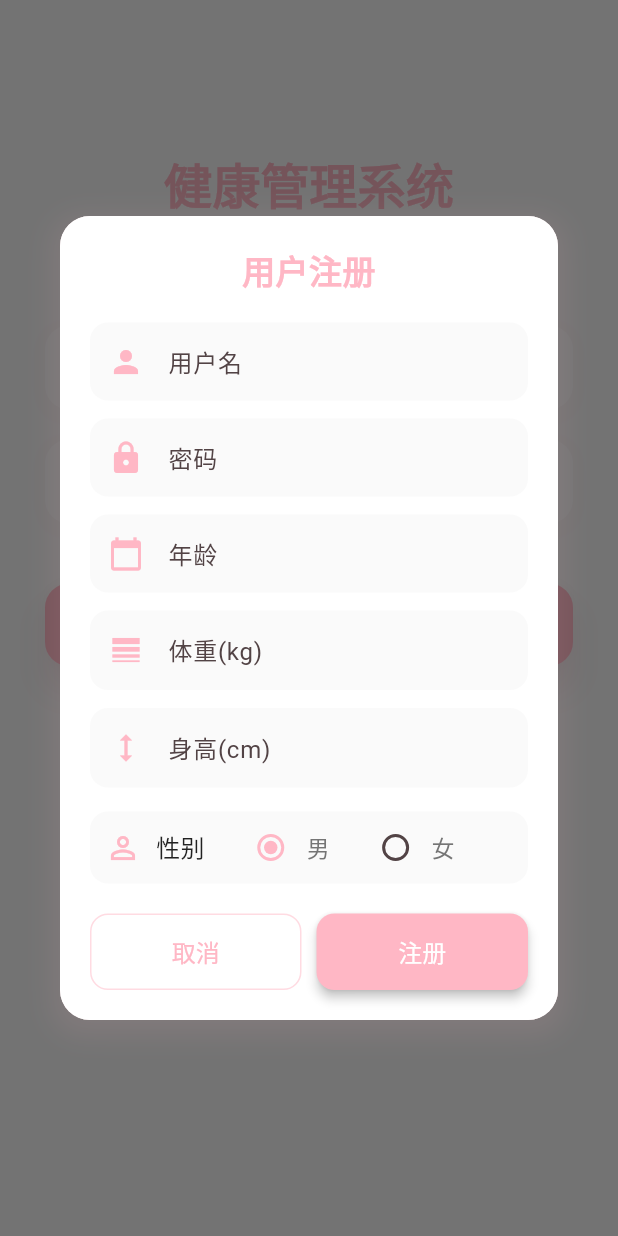
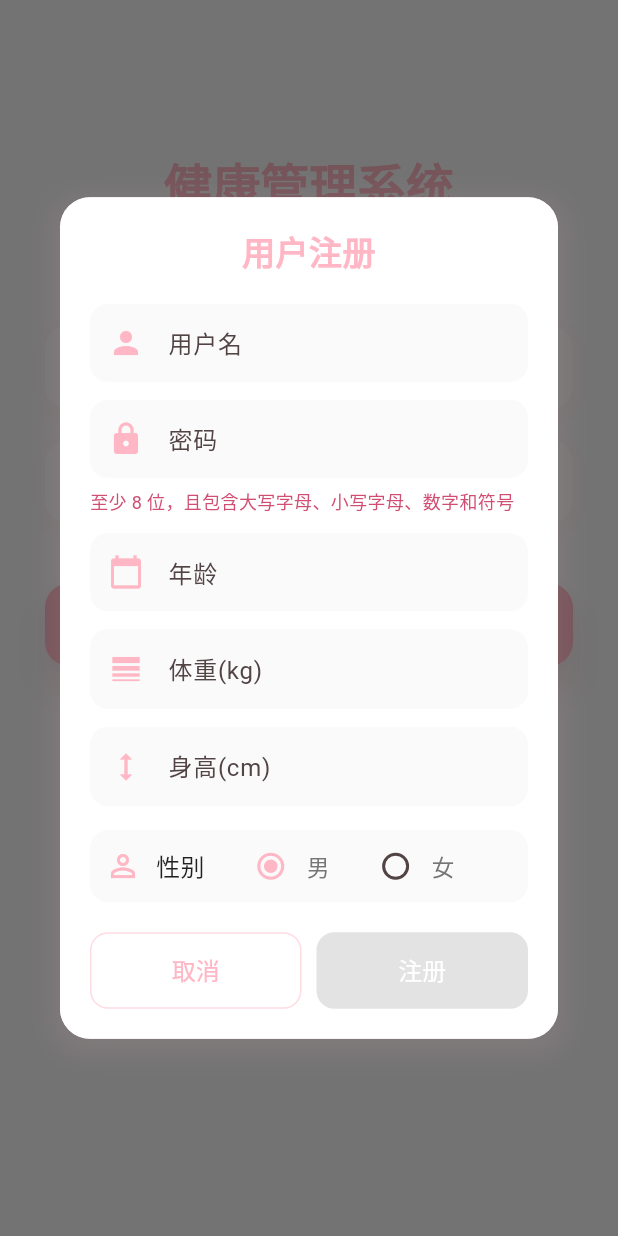
Before and after one commit to miman654/physio_health_system, a Flutter app: the screen it shows after launch, after a tap on "立即注册", on a phone screen of 412 x 824 dp. Run offline on Flutter 3.47's test engine with Material 3 defaults, Android fonts, the phone set to English and light mode, and no system bars; our stand-ins replace dio, fl_chart, get, permission_handler, shared_preferences, url_strategy.

Commit message:
前后端增加密码校验功能

```diff
--- a/frontend/lib/pages/login_page.dart
+++ b/frontend/lib/pages/login_page.dart
@@ -20,6 +20,41 @@ class LoginPage extends StatelessWidget {
   final TextEditingController usernameCtrl = TextEditingController(text: "");
   final TextEditingController pwdCtrl = TextEditingController(text: "");
 
+  List<String> _passwordRuleIssues(String password) {
+    final issues = <String>[];
+
+    if (password.length < 8) {
+      issues.add("长度至少 8 位");
+    }
+    if (!RegExp(r'[A-Z]').hasMatch(password)) {
+      issues.add("大写字母");
+    }
+    if (!RegExp(r'[a-z]').hasMatch(password)) {
+      issues.add("小写字母");
+    }
+    if (!RegExp(r'\d').hasMatch(password)) {
+      issues.add("数字");
+    }
+    if (!RegExp(r'[^\w\s]').hasMatch(password)) {
+      issues.add("符号");
+    }
+
+    return issues;
+  }
+
+  String _passwordRuleHint(String password) {
+    if (password.isEmpty) {
+      return "至少 8 位，且包含大写字母、小写字母、数字和符号";
+    }
+
+    final issues = _passwordRuleIssues(password);
+    if (issues.isEmpty) {
+      return "密码强度符合要求";
+    }
+
+    return "缺少：${issues.join('、')}";
+  }
+
   // 显示注册弹窗（优化样式，主题色改为#FFB7C5）
   void _showRegisterDialog() {
     final TextEditingController regNameCtrl = TextEditingController();
@@ -30,7 +65,19 @@ class LoginPage extends StatelessWidget {
     final RxString selectedGender = "男".obs; // 默认选择男性
 
     Get.dialog(
-      Dialog(
+      Obx(() {
+        final isLoading = authController.isLoading.value;
+
+        return StatefulBuilder(
+          builder: (context, setState) {
+            final passwordText = regPwdCtrl.text.trim();
+            final passwordIssues = _passwordRuleIssues(passwordText);
+            final passwordHint = _passwordRuleHint(passwordText);
+            final canSubmit = !isLoading &&
+                regNameCtrl.text.trim().isNotEmpty &&
+                passwordIssues.isEmpty;
+
+            return Dialog(
               shape: RoundedRectangleBorder(
                 borderRadius: BorderRadius.circular(20),
               ),
@@ -70,6 +117,7 @@ class LoginPage extends StatelessWidget {
                       // 用户名
                       TextField(
                         controller: regNameCtrl,
+                        onChanged: (_) => setState(() {}),
                         decoration: InputDecoration(
                           labelText: "用户名",
                           hintText: "请输入注册用户名",
@@ -91,6 +139,7 @@ class LoginPage extends StatelessWidget {
                       TextField(
                         controller: regPwdCtrl,
                         obscureText: true,
+                        onChanged: (_) => setState(() {}),
                         decoration: InputDecoration(
                           labelText: "密码",
                           hintText: "请输入注册密码",
@@ -106,6 +155,21 @@ class LoginPage extends StatelessWidget {
                               horizontal: 16, vertical: 14),
                         ),
                       ),
+                      const SizedBox(height: 8),
+                      Align(
+                        alignment: Alignment.centerLeft,
+                        child: Text(
+                          passwordHint,
+                          style: TextStyle(
+                            color: passwordIssues.isEmpty &&
+                                    passwordText.isNotEmpty
+                                ? const Color(0xff1d9d72)
+                                : const Color(0xffd14d72),
+                            fontSize: 12,
+                            height: 1.3,
+                          ),
+                        ),
+                      ),
                       const SizedBox(height: 12),
 
                       // 年龄
@@ -116,7 +180,8 @@ class LoginPage extends StatelessWidget {
                           labelText: "年龄",
                           hintText: "请输入年龄",
                           hintStyle: TextStyle(color: Colors.grey[400]),
-                    prefixIcon: Icon(Icons.calendar_today, color: primaryColor),
+                          prefixIcon:
+                              Icon(Icons.calendar_today, color: primaryColor),
                           border: OutlineInputBorder(
                             borderRadius: BorderRadius.circular(12),
                             borderSide: BorderSide.none,
@@ -132,13 +197,14 @@ class LoginPage extends StatelessWidget {
                       // 体重(kg)
                       TextField(
                         controller: weightCtrl,
-                  keyboardType:
-                      const TextInputType.numberWithOptions(decimal: true),
+                        keyboardType: const TextInputType.numberWithOptions(
+                            decimal: true),
                         decoration: InputDecoration(
                           labelText: "体重(kg)",
                           hintText: "请输入体重（如70.5）",
                           hintStyle: TextStyle(color: Colors.grey[400]),
-                    prefixIcon: Icon(Icons.line_weight, color: primaryColor),
+                          prefixIcon:
+                              Icon(Icons.line_weight, color: primaryColor),
                           border: OutlineInputBorder(
                             borderRadius: BorderRadius.circular(12),
                             borderSide: BorderSide.none,
@@ -154,8 +220,8 @@ class LoginPage extends StatelessWidget {
                       // 身高(cm)
                       TextField(
                         controller: heightCtrl,
-                  keyboardType:
-                      const TextInputType.numberWithOptions(decimal: true),
+                        keyboardType: const TextInputType.numberWithOptions(
+                            decimal: true),
                         decoration: InputDecoration(
                           labelText: "身高(cm)",
                           hintText: "请输入身高（如175.0）",
@@ -186,7 +252,8 @@ class LoginPage extends StatelessWidget {
                             const SizedBox(width: 10),
                             const Text(
                               "性别",
-                        style: TextStyle(fontSize: 16, color: Colors.black87),
+                              style: TextStyle(
+                                  fontSize: 16, color: Colors.black87),
                             ),
                             const SizedBox(width: 20),
                             Obx(
@@ -202,7 +269,8 @@ class LoginPage extends StatelessWidget {
                                     },
                                     activeColor: primaryColor,
                                   ),
-                            const Text("男", style: TextStyle(fontSize: 15)),
+                                  const Text("男",
+                                      style: TextStyle(fontSize: 15)),
                                   const SizedBox(width: 20),
                                   Radio<String>(
                                     value: "女",
@@ -214,7 +282,8 @@ class LoginPage extends StatelessWidget {
                                     },
                                     activeColor: primaryColor,
                                   ),
-                            const Text("女", style: TextStyle(fontSize: 15)),
+                                  const Text("女",
+                                      style: TextStyle(fontSize: 15)),
                                 ],
                               ),
                             ),
@@ -230,12 +299,13 @@ class LoginPage extends StatelessWidget {
                           Expanded(
                             child: TextButton(
                               style: TextButton.styleFrom(
-                          padding: const EdgeInsets.symmetric(vertical: 14),
+                                padding:
+                                    const EdgeInsets.symmetric(vertical: 14),
                                 shape: RoundedRectangleBorder(
                                   borderRadius: BorderRadius.circular(12),
                                   side: BorderSide(
-                                color:
-                                    const Color.fromRGBO(255, 183, 197, 0.5)),
+                                      color: const Color.fromRGBO(
+                                          255, 183, 197, 0.5)),
                                 ),
                               ),
                               onPressed: () {
@@ -257,28 +327,31 @@ class LoginPage extends StatelessWidget {
 
                           // 注册按钮
                           Expanded(
-                      child: Obx(
-                        () => ElevatedButton(
+                            child: ElevatedButton(
                               style: ElevatedButton.styleFrom(
-                            backgroundColor: primaryColor,
-                            padding: const EdgeInsets.symmetric(vertical: 14),
+                                backgroundColor: canSubmit
+                                    ? primaryColor
+                                    : primaryColor.withOpacity(0.45),
+                                padding:
+                                    const EdgeInsets.symmetric(vertical: 14),
                                 shape: RoundedRectangleBorder(
                                   borderRadius: BorderRadius.circular(12),
                                 ),
                                 elevation: 3,
                               ),
-                          onPressed: authController.isLoading.value
-                              ? null
-                              : () async {
+                              onPressed: canSubmit
+                                  ? () async {
                                       // 构建注册参数
-                                  final Map<String, dynamic> registerParams = {
+                                      final Map<String, dynamic>
+                                          registerParams = {
                                         "username": regNameCtrl.text.trim(),
                                         "password": regPwdCtrl.text.trim(),
-                                    "age": int.tryParse(ageCtrl.text.trim()),
-                                    "weight":
-                                        double.tryParse(weightCtrl.text.trim()),
-                                    "height":
-                                        double.tryParse(heightCtrl.text.trim()),
+                                        "age":
+                                            int.tryParse(ageCtrl.text.trim()),
+                                        "weight": double.tryParse(
+                                            weightCtrl.text.trim()),
+                                        "height": double.tryParse(
+                                            heightCtrl.text.trim()),
                                         "gender": selectedGender.value,
                                       };
 
@@ -286,15 +359,12 @@ class LoginPage extends StatelessWidget {
                                       registerParams.removeWhere(
                                           (key, value) => value == null);
 
-                                  // 先关闭弹窗
-                                  if (Get.isDialogOpen ?? false) {
-                                    Get.back();
+                                      // 直接提交，成功后由控制器关闭弹窗
+                                      await authController
+                                          .register(registerParams);
                                     }
-
-                                  // 然后执行注册
-                                  await authController.register(registerParams);
-                                },
-                          child: authController.isLoading.value
+                                  : null,
+                              child: isLoading
                                   ? const SizedBox(
                                       width: 20,
                                       height: 20,
@@ -313,14 +383,16 @@ class LoginPage extends StatelessWidget {
                                     ),
                             ),
                           ),
-                    ),
                         ],
                       ),
                     ],
                   ),
                 ),
               ),
-      ),
+            );
+          },
+        );
+      }),
       barrierDismissible: true, // 允许点击外部关闭弹窗
     );
   }
```
Also changed, not shown: 3 other files. Lines whose indentation alone changed are shown as unchanged.
